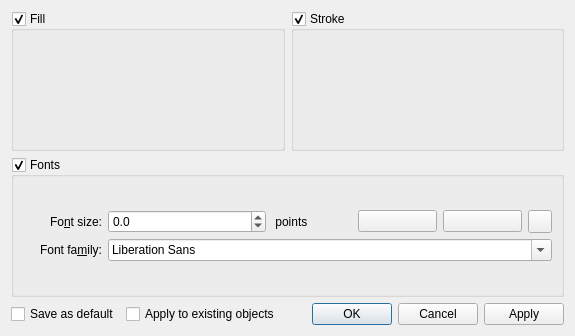
Above: src/libkstapp/themedialog.ui from Kst-plot/kst before the change. Below: the same form after it.
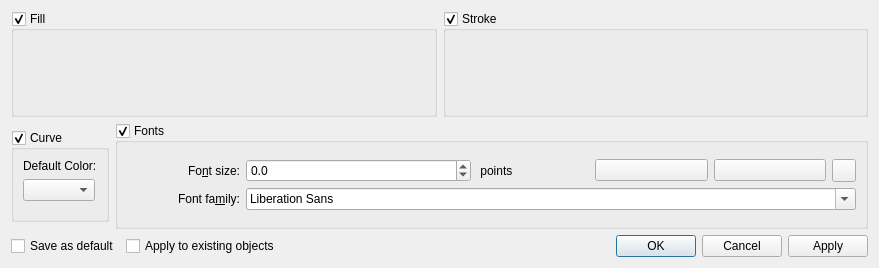
That is the form after the change. Custom widgets are drawn as their Qt base class.

Commit message:
Some work with the theme dialog
Some bug fixes.
Also, set the default curve color.

The edit to the form file:
```diff
--- a/src/libkstapp/themedialog.ui
+++ b/src/libkstapp/themedialog.ui
@@ -6,11 +6,11 @@
    <rect>
     <x>0</x>
     <y>0</y>
-    <width>575</width>
-    <height>336</height>
+    <width>879</width>
+    <height>268</height>
    </rect>
   </property>
-  <layout class="QVBoxLayout" name="verticalLayout">
+  <layout class="QVBoxLayout" name="verticalLayout_2">
    <item>
     <layout class="QHBoxLayout" name="horizontalLayout">
      <item>
@@ -36,6 +36,68 @@
     </layout>
    </item>
    <item>
+    <layout class="QHBoxLayout" name="horizontalLayout_3">
+     <item>
+      <widget class="QGroupBox" name="_curveBox">
+       <property name="sizePolicy">
+        <sizepolicy hsizetype="Fixed" vsizetype="Fixed">
+         <horstretch>0</horstretch>
+         <verstretch>0</verstretch>
+        </sizepolicy>
+       </property>
+       <property name="layoutDirection">
+        <enum>Qt::LeftToRight</enum>
+       </property>
+       <property name="title">
+        <string>Curve</string>
+       </property>
+       <property name="checkable">
+        <bool>true</bool>
+       </property>
+       <layout class="QVBoxLayout" name="verticalLayout">
+        <item>
+         <widget class="QLabel" name="label_2">
+          <property name="text">
+           <string>Default Color:</string>
+          </property>
+         </widget>
+        </item>
+        <item>
+         <widget class="QComboBox" name="_curveColor">
+          <property name="sizePolicy">
+           <sizepolicy hsizetype="Fixed" vsizetype="Fixed">
+            <horstretch>0</horstretch>
+            <verstretch>0</verstretch>
+           </sizepolicy>
+          </property>
+          <property name="toolTip">
+           <string>Default Curve Color</string>
+          </property>
+          <property name="layoutDirection">
+           <enum>Qt::LeftToRight</enum>
+          </property>
+          <property name="maxVisibleItems">
+           <number>13</number>
+          </property>
+         </widget>
+        </item>
+        <item>
+         <spacer name="verticalSpacer">
+          <property name="orientation">
+           <enum>Qt::Vertical</enum>
+          </property>
+          <property name="sizeHint" stdset="0">
+           <size>
+            <width>20</width>
+            <height>9</height>
+           </size>
+          </property>
+         </spacer>
+        </item>
+       </layout>
+      </widget>
+     </item>
+     <item>
     <widget class="QGroupBox" name="_fontBox">
      <property name="minimumSize">
       <size>
@@ -80,6 +142,12 @@
         </item>
         <item row="1" column="0">
          <widget class="QLabel" name="_Label_12">
+            <property name="sizePolicy">
+             <sizepolicy hsizetype="Preferred" vsizetype="Fixed">
+              <horstretch>0</horstretch>
+              <verstretch>0</verstretch>
+             </sizepolicy>
+            </property>
           <property name="text">
            <string>Font fa&amp;mily:</string>
           </property>
@@ -134,6 +202,8 @@
       </item>
      </layout>
     </widget>
+     </item>
+    </layout>
    </item>
    <item>
     <layout class="QHBoxLayout" name="horizontalLayout_2">
```
Lines whose indentation alone changed are shown as unchanged. The commit also changes 4 other files.
